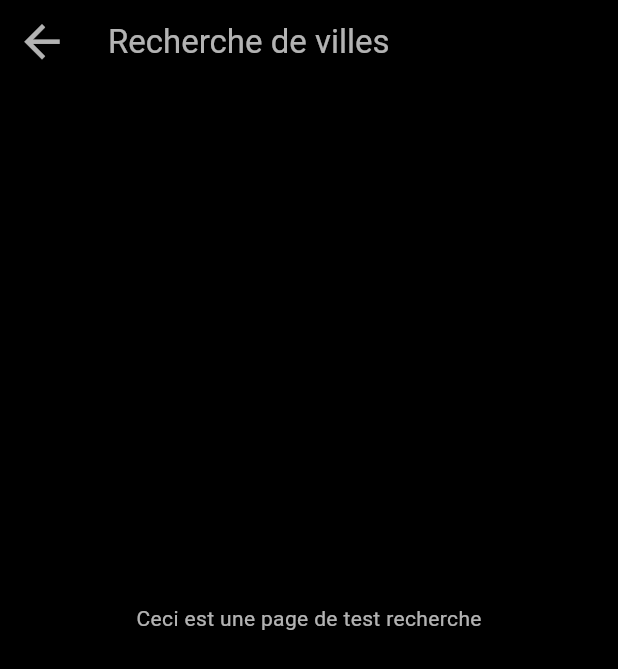
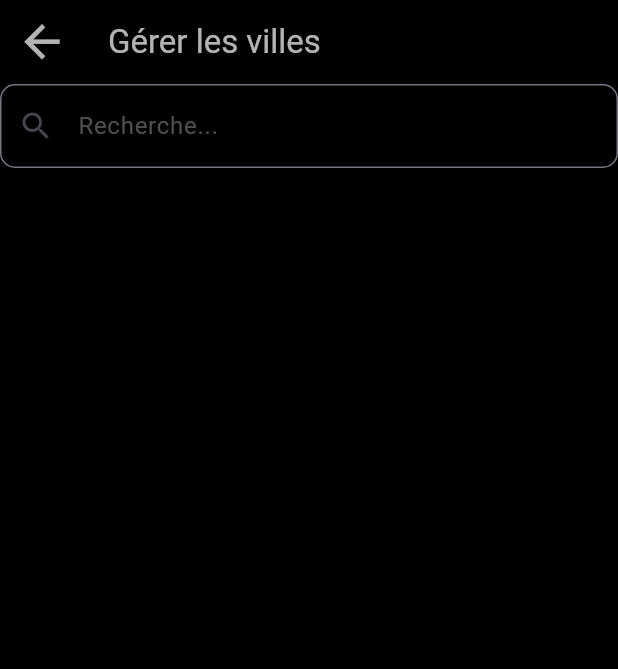
Before and after one commit to e-Tesseract/weather, a Flutter app: the RechercheVilleRoute screen opened directly, on a phone screen of 412 x 824 dp. Shown: the top 669 px of the screen. Run offline on Flutter 3.47's test engine with Material 3 defaults, Android fonts, the phone set to English and light mode, and no system bars; our stand-ins replace shared_preferences; accounts and stored records are empty; network calls fail.

Commit message:
maj recherche_ville.dart et ville_route.dart

```diff
--- a/lib/menu/recherche_ville.dart
+++ b/lib/menu/recherche_ville.dart
@@ -2,6 +2,8 @@ import 'package:flutter/material.dart';
 import 'package:weather/common/weatherMain.dart';
 
 
+import 'package:flutter/material.dart';
+import 'package:weather/common/weatherMain.dart';
 
 class RechercheVilleRoute extends StatelessWidget {
   RechercheVilleRoute({Key? key}) : super(key: key);
@@ -10,17 +12,28 @@ class RechercheVilleRoute extends StatelessWidget {
   Widget build(BuildContext context) {
     return Scaffold(
       backgroundColor: Colors.black,
-      body: Stack(
+      body: Column(
         children: [
-          Center(
-            child: Text('Ceci est une page de test recherche', style: TextStyle(color: Colors.white70)),
-          ),
           AppBar(
             backgroundColor: Colors.transparent,
             elevation: 0,
-            // Changer la couleur de l'icon
             iconTheme: const IconThemeData(color: Colors.white70, size: 35),
-            title: const Text('Recherche de villes', style: TextStyle(color: Colors.white70)),
+            title: const Text('Gérer les villes', style: TextStyle(color: Colors.white70)),
+          ),
+          TextField(
+            decoration: InputDecoration(
+              hintText: 'Recherche...',
+              hintStyle: TextStyle(color: Colors.grey.withOpacity(0.5)),
+              prefixIcon: Icon(Icons.search),
+              border: OutlineInputBorder(
+                borderRadius: BorderRadius.circular(10.0),
+              ),
+            ),
+            onChanged: (text) {
+              if (text.length >= 3) {
+                // L'utilisateur a saisi au moins 3 lettres, vous pouvez déclencher une action ici
+              }
+            },
           ),
         ],
       ),
```
Also changed, not shown: lib/menu/villes_route.dart (+12 -3 lines).
